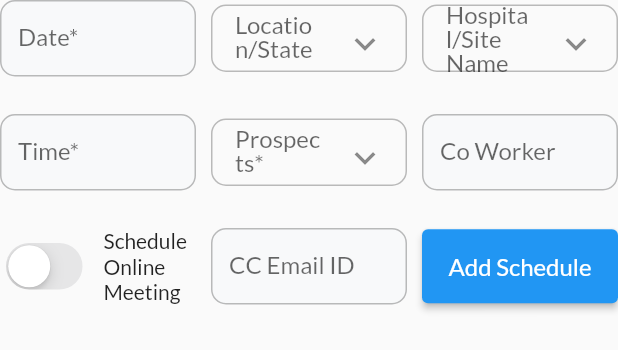
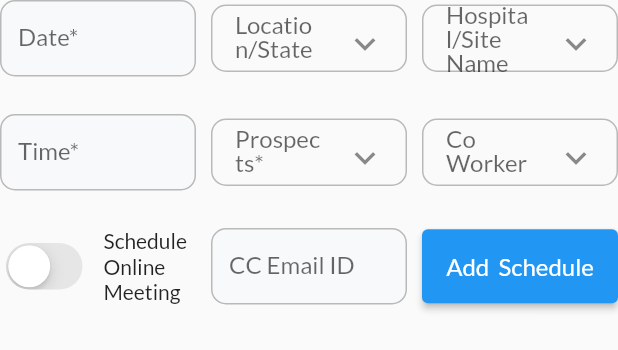
Before and after one commit to anitabalotiya30/schedulify, a Flutter app: the ScheduleListLaptopView widget shown alone on an empty page, opened directly with empty values, on a phone screen of 412 x 824 dp. Shown: the top 350 px of the screen. Run offline on Flutter 3.47's test engine with Material 3 defaults, Android fonts, the light colour scheme and no system bars; our stand-ins replace percent_indicator, stacked, stacked_services; network calls fail.

Commit message:
Completed "Update Schedule"

```diff
--- a/lib/ui/views/schedule_list/schedule_list_laptop_view.dart
+++ b/lib/ui/views/schedule_list/schedule_list_laptop_view.dart
@@ -41,6 +41,7 @@ class ScheduleListLaptopView extends StatelessWidget {
 
             Expanded(
               child: CustomDropDown(
+                  c: viewModel.schedule.etLocation,
                   list: List.generate(5, (i) => 'Location ${i + 1}'),
                   label: 'Location/State',
                   onSelect: (v) => viewModel.schedule.etLocation.text = v!),
@@ -49,6 +50,7 @@ class ScheduleListLaptopView extends StatelessWidget {
 
             Expanded(
               child: CustomDropDown(
+                  c: viewModel.schedule.etHospital,
                   list: List.generate(5, (i) => 'Hospital ${i + 1}'),
                   label: 'Hospital/Site Name',
                   onSelect: (v) => viewModel.schedule.etHospital.text = v!),
@@ -81,15 +83,20 @@ class ScheduleListLaptopView extends StatelessWidget {
             //
             Expanded(
                 child: CustomDropDown(
+                    c: viewModel.schedule.etProspect,
                     list: List.generate(5, (i) => 'Prospects ${i + 1}'),
                     label: 'Prospects*',
-                    onSelect: (v) => viewModel.schedule.etLocation.text = v!)),
+                    onSelect: (v) => viewModel.schedule.etProspect.text = v!)),
             horizontalSpaceSmall,
 
             //
             Expanded(
-                child: CustomTextField(
-                    label: 'Co Worker', c: viewModel.schedule.etCoworker)),
+              child: CustomDropDown(
+                  c: viewModel.schedule.etCoworker,
+                  list: List.generate(5, (i) => 'Co Worker ${i + 1}'),
+                  label: 'Co Worker',
+                  onSelect: (v) => viewModel.schedule.etCoworker.text = v!),
+            ),
           ],
         ),
 
@@ -124,8 +131,10 @@ class ScheduleListLaptopView extends StatelessWidget {
                     width: mq.width * .5,
                     height: mq.height * .06,
                     bgColor: Colors.blue,
-                    onTap: () {},
-                    text: 'Add Schedule')),
+                    onTap: !viewModel.clickEdit
+                        ? viewModel.onClickAddSched
+                        : viewModel.onUpdate,
+                    text: '${viewModel.clickEdit ? 'Edit' : 'Add'}  Schedule')),
           ],
         ),
       ],
--- a/lib/ui/views/schedule_list/schedule_list_mobile_view.dart
+++ b/lib/ui/views/schedule_list/schedule_list_mobile_view.dart
@@ -1,7 +1,4 @@
-import 'dart:developer';
-
 import 'package:flutter/material.dart';
-import 'package:stacked/stacked.dart';
 
 import '../../../helper/global.dart';
 import '../../common/ui_helpers.dart';
--- a/lib/ui/views/schedule_list/schedule_list_view.dart
+++ b/lib/ui/views/schedule_list/schedule_list_view.dart
@@ -52,7 +52,7 @@ class ScheduleListView extends StatelessWidget {
             verticalSpaceSmall,
 
             SizedBox(
-                height: mq.height * .25,
+                height: mq.height * .26,
 
                 //
                 child: _ViewUpcomingSchedule(viewModel: viewModel)),
```
Also changed, not shown: lib/ui/views/schedule_list/schedule_list_view_model.dart (+7 -4 lines).
